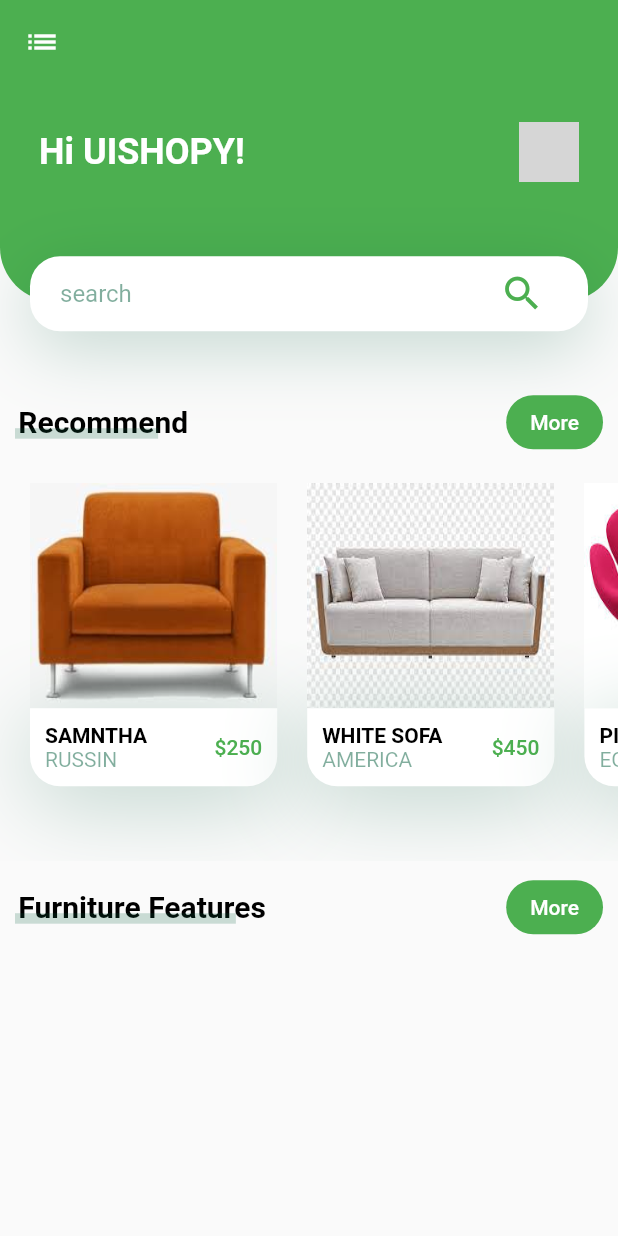
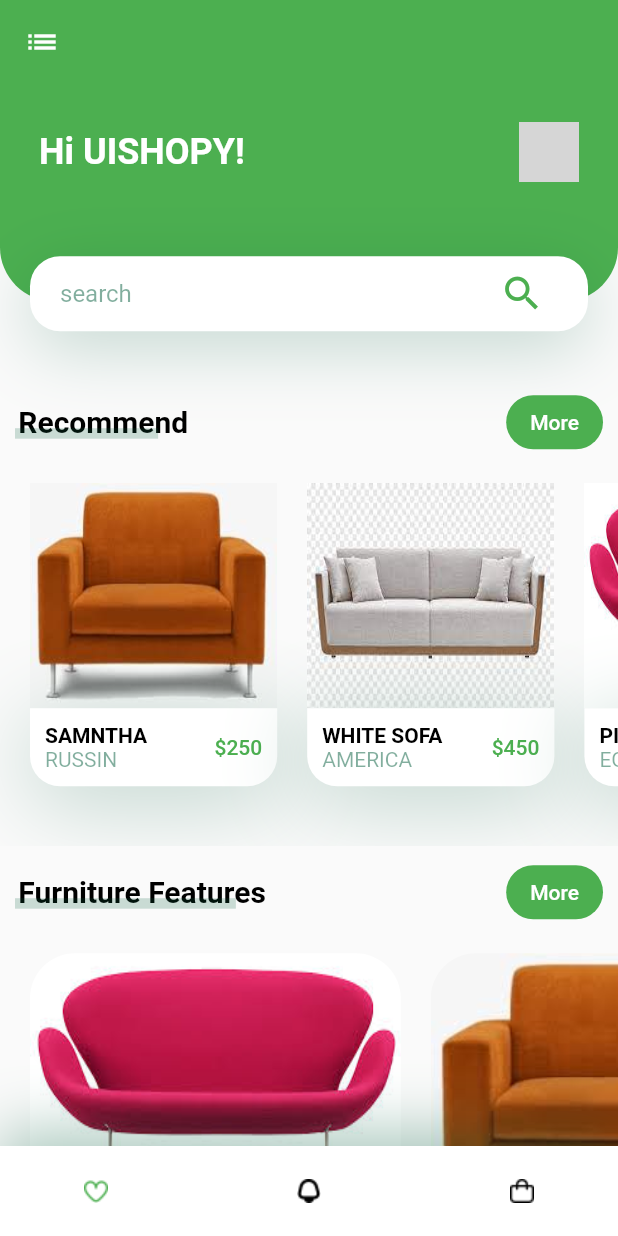
Before and after one commit to Tota6/FURNITURE-_APP, a Flutter app: the screen it shows after launch, on a phone screen of 412 x 824 dp. Run offline on Flutter 3.47's test engine with Material 2 defaults, Android fonts, the phone set to English and light mode, and no system bars; network calls fail; grey boxes are pictures that could not be loaded.

Commit message:
some updates in the screens

```diff
--- a/lib/homescreen.dart
+++ b/lib/homescreen.dart
@@ -1,7 +1,8 @@
 import 'package:flutter/material.dart';
 import 'package:furniture_app/recommended_furiture.dart';
-import 'package:furniture_app/theme.dart';
 import 'package:furniture_app/title_with_btn.dart';
+import 'buttom_nav_bar.dart';
+import 'furniture_feature.dart';
 import 'header_with_searchbar.dart';
 
 class MyHomePage extends StatefulWidget {
@@ -37,9 +38,11 @@ class _MyHomePageState extends State<MyHomePage> {
               title: 'Furniture Features',
               press: () {},
             ),
+            FurnitureFeature()
           ],
         ),
       ),
+      bottomNavigationBar: BottomNavBar(),
     );
   }
 }
--- a/lib/recommended_furiture.dart
+++ b/lib/recommended_furiture.dart
@@ -72,7 +72,7 @@ class RecommendedFurnitureCard extends StatelessWidget {
     Size size = MediaQuery.of(context).size;
     return Container(
       margin: const EdgeInsets.only(
-        bottom: kDefultPadding * 2.5,
+        bottom: kDefultPadding * 2.0,
         top: kDefultPadding / 2,
         left: kDefultPadding,
       ),
```
